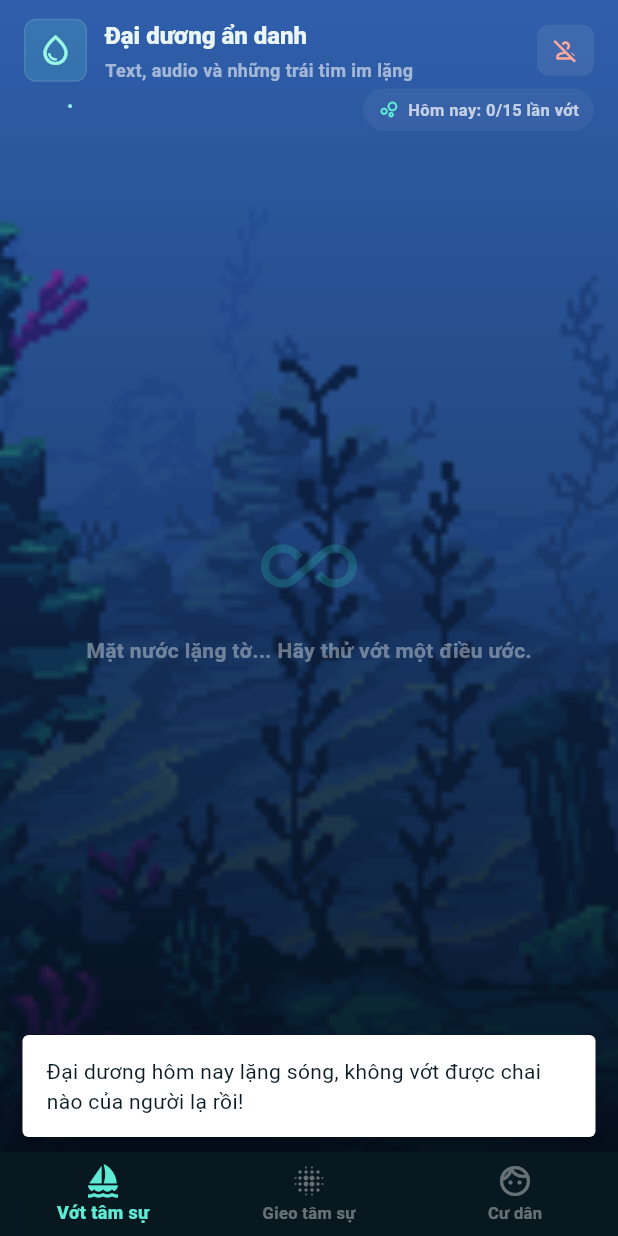
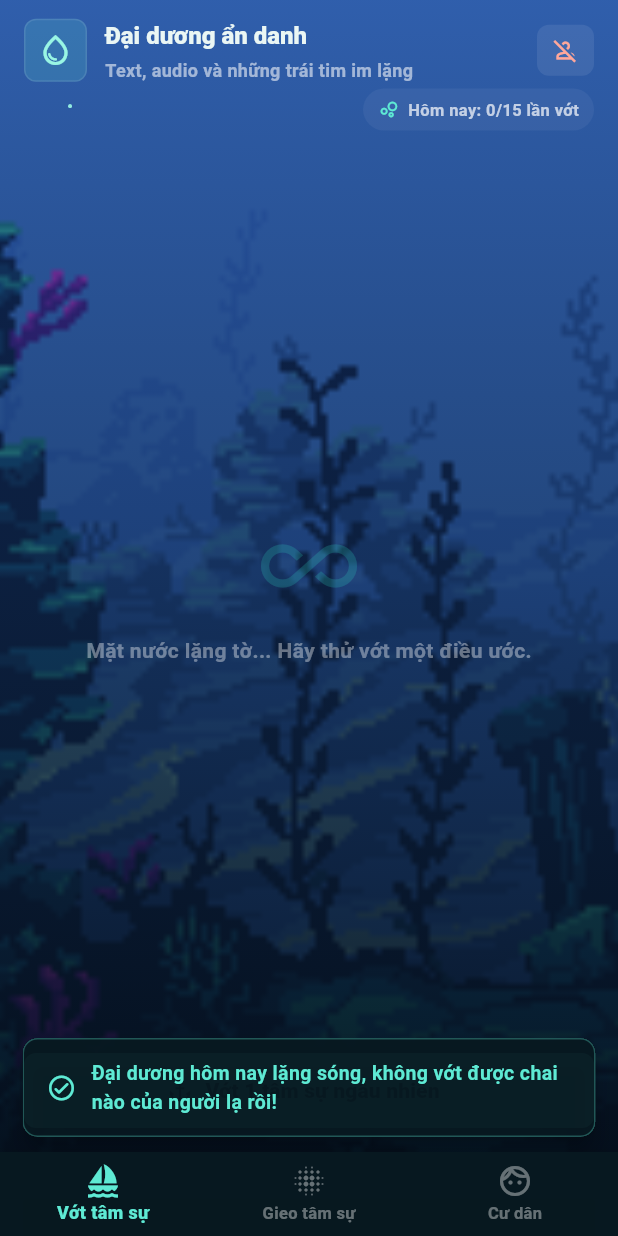
Before and after one commit to duongthienphu/the_void_ocean, a Flutter app: the OceanMobileScreen screen opened directly, after a tap on "Vớt 1 tâm sự ngẫu nhiên", on a phone screen of 412 x 824 dp. Run offline on Flutter 3.47's test engine with Material 3 defaults, Android fonts, the phone set to English and light mode, and no system bars; our stand-ins replace audioplayers, cloud_firestore, cloud_functions, firebase_auth, firebase_core; accounts and stored records are empty.

Commit message:
design: Redesign the SnackBar pop up in some features

```diff
--- a/lib/core/cloud_secret_service.dart
+++ b/lib/core/cloud_secret_service.dart
@@ -1,6 +1,7 @@
  import 'dart:math' as math;
   import 'package:cloud_firestore/cloud_firestore.dart';
   import 'game_logic.dart';
+  import 'package:ocean/core/ocean_snackbar.dart';
 
 class CloudSecretService {
   final FirebaseFirestore _firestore = FirebaseFirestore.instance;
--- /dev/null
+++ b/lib/core/ocean_snackbar.dart
@@ -0,0 +1,46 @@
+import 'package:flutter/material.dart';
+
+void showOceanSnackBar(
+  BuildContext context,
+  String message, {
+  bool isError = false,
+  Duration duration = const Duration(seconds: 3),
+}) {
+  ScaffoldMessenger.of(context).hideCurrentSnackBar();
+  ScaffoldMessenger.of(context).showSnackBar(
+    SnackBar(
+      content: Row(
+        children: [
+          Icon(
+            isError
+                ? Icons.info_outline_rounded
+                : Icons.check_circle_outline_rounded,
+            color: const Color(0xFF5EEAD4),
+            size: 20,
+          ),
+          const SizedBox(width: 10),
+          Expanded(
+            child: Text(
+              message,
+              style: const TextStyle(
+                color: Color(0xFF5EEAD4),
+                fontWeight: FontWeight.w700,
+                fontSize: 13,
+              ),
+            ),
+          ),
+        ],
+      ),
+      behavior: SnackBarBehavior.floating,
+      backgroundColor: const Color(0xFF071820).withValues(alpha: 0.96),
+      shape: RoundedRectangleBorder(
+        borderRadius: BorderRadius.circular(10),
+        side: BorderSide(
+          color: const Color(0xFF5EEAD4).withValues(alpha: 0.3),
+          width: 1,
+        ),
+      ),
+      duration: duration,
+    ),
+  );
+}
--- a/lib/features/gameplay/map_mobile.dart
+++ b/lib/features/gameplay/map_mobile.dart
@@ -10,6 +10,7 @@ import 'package:cloud_firestore/cloud_firestore.dart';
 import 'package:ocean/models/app_user.dart';
 import 'package:cloud_functions/cloud_functions.dart';
 import 'package:ocean/core/moderation_dialog.dart';
+import 'package:ocean/core/ocean_snackbar.dart';
 
 class OceanMobileScreen extends StatefulWidget {
   const OceanMobileScreen({super.key});
@@ -91,6 +92,11 @@ final ValueNotifier<int> _cooldownNotifier = ValueNotifier<int>(0);
     super.dispose();
   }
 
+  void _showOceanSnackBar(String message, {bool isError = false}) {
+    if (!mounted) return;
+  showOceanSnackBar(context, message, isError: isError);
+}
+
   void _startCooldown([int seconds = 30]) {
     _cooldownNotifier.value = seconds;
 
@@ -160,9 +166,7 @@ final ValueNotifier<int> _cooldownNotifier = ValueNotifier<int>(0);
     if (_cooldownNotifier.value > 0) return;
     final user = FirebaseAuth.instance.currentUser;
     if (user == null || _currentUser == null) {
-      ScaffoldMessenger.of(context).showSnackBar(
-        const SnackBar(content: Text('Vui lòng đăng nhập lại để thả tâm sự.')),
-      );
+      _showOceanSnackBar('Vui lòng đăng nhập lại để thả tâm sự.', isError: true);
       return;
     }
 
@@ -173,12 +177,7 @@ final ValueNotifier<int> _cooldownNotifier = ValueNotifier<int>(0);
 
       // Kiểm tra dung lượng kho chứa
       if (_currentUser!.availableStorageBytes < contentBytes) {
-        ScaffoldMessenger.of(context).showSnackBar(
-          const SnackBar(
-            content: Text('Kho chứa đại dương của bạn đã đầy!'),
-            backgroundColor: Color(0xFFEF4444),
-          ),
-        );
+        _showOceanSnackBar('Kho chứa đại dương của bạn đã đầy!', isError: true);
         return;
       }
       _startCooldown(30);
@@ -275,25 +274,14 @@ final ValueNotifier<int> _cooldownNotifier = ValueNotifier<int>(0);
         _textController.clear();
 
         if (mounted) {
-          ScaffoldMessenger.of(context).showSnackBar(
-            SnackBar(
-              content: Text('Đã thả tâm sự vào đại dương (-$contentBytes bytes).'),
-              behavior: SnackBarBehavior.floating,
-              backgroundColor: const Color(0xFF0B2B2C).withValues(alpha: 0.94),
-            ),
-          );
+          _showOceanSnackBar('Đã thả tâm sự vào đại dương (-$contentBytes bytes).');
         }
       } catch (e) {
-        if (mounted) Navigator.of(context).pop(); // Tắt loading nếu lỗi
-        if (mounted) {
-          ScaffoldMessenger.of(context).showSnackBar(
-            SnackBar(
-              content: Text(e.toString().replaceAll('Exception: ', '')),
-              behavior: SnackBarBehavior.floating,
-              backgroundColor: const Color(0xFFEF4444).withValues(alpha: 0.9),
-            ),
-          );
-        }
+        if (mounted) Navigator.of(context).pop();
+        _showOceanSnackBar(
+          e.toString().replaceAll('Exception: ', ''),
+          isError: true,
+        );
       }
       return;
     }
@@ -318,14 +306,7 @@ final ValueNotifier<int> _cooldownNotifier = ValueNotifier<int>(0);
       _isRecording = false;
       _recordingSeconds = 0;
     });
-
-    ScaffoldMessenger.of(context).showSnackBar(
-      SnackBar(
-        content: const Text('Đã thả audio vào đại dương.'),
-        behavior: SnackBarBehavior.floating,
-        backgroundColor: const Color(0xFF0B2B2C).withValues(alpha: 0.94),
-      ),
-    );
+    _showOceanSnackBar('Đã thả audio vào đại dương.');
   }
 
   void _toggleHeart(OceanSecret secret) {
@@ -340,9 +321,7 @@ final ValueNotifier<int> _cooldownNotifier = ValueNotifier<int>(0);
     await _globalAudioManager.disposePlayer();
     final user = FirebaseAuth.instance.currentUser;
     if (user == null) {
-      ScaffoldMessenger.of(context).showSnackBar(
-        const SnackBar(content: Text('Vui lòng đăng nhập để vớt tâm sự.')),
-      );
+      _showOceanSnackBar('Vui lòng đăng nhập để vớt tâm sự.', isError: true);
       return;
     }
 
@@ -368,12 +347,7 @@ final ValueNotifier<int> _cooldownNotifier = ValueNotifier<int>(0);
       // 4. Xử lý kết quả trả về để đưa ra giao diện công khai
       if (fishedSecret == null) {
         if (mounted) {
-          ScaffoldMessenger.of(context).showSnackBar(
-            const SnackBar(
-              content: Text('Đại dương hôm nay lặng sóng, không vớt được chai nào của người lạ rồi!'),
-              behavior: SnackBarBehavior.floating,
-            ),
-          );
+          _showOceanSnackBar('Đại dương hôm nay lặng sóng, không vớt được chai nào của người lạ rồi!');
         }
       } else {
         // Vớt thành công -> Cập nhật Object vào UI để widget _SecretBottleCard tự động vẽ
@@ -384,17 +358,10 @@ final ValueNotifier<int> _cooldownNotifier = ValueNotifier<int>(0);
     } catch (e) {
       // Tắt Loading nếu lỡ xảy ra lỗi hệ thống hoặc chạm ngưỡng 15 lượt
       if (mounted) Navigator.of(context).pop();
-
-      if (mounted) {
-        ScaffoldMessenger.of(context).showSnackBar(
-          SnackBar(
-            // Hiển thị nguyên văn chuỗi lỗi "Đã vớt đủ 15 thông điệp" bắn từ Firestore ra ngoài
-            content: Text(e.toString().replaceAll('Exception: ', '')),
-            behavior: SnackBarBehavior.floating,
-            backgroundColor: const Color(0xFFEF4444).withValues(alpha: 0.9),
-          ),
-        );
-      }
+      _showOceanSnackBar(
+        e.toString().replaceAll('Exception: ', ''),
+        isError: true,
+      );
     }
   }
   @override
@@ -804,9 +771,7 @@ class _OceanUserTab extends StatelessWidget {
                   subtitle: const Text('Thiết lập lại mật khẩu tài khoản', style: TextStyle(fontSize: 12)),
                   trailing: const Icon(Icons.chevron_right, size: 20, color: Colors.white38),
                   onTap: () {
-                    ScaffoldMessenger.of(context).showSnackBar(
-                      const SnackBar(content: Text('[UI] Mở trang đổi mật khẩu.')),
-                    );
+                    showOceanSnackBar(context, '[UI] Mở trang đổi mật khẩu.');
                   },
                 ),
                 const Divider(color: Colors.white10),
@@ -817,9 +782,7 @@ class _OceanUserTab extends StatelessWidget {
                   subtitle: const Text('Đồng bộ định danh thiết bị này làm gốc', style: TextStyle(fontSize: 12)),
                   trailing: const Icon(Icons.chevron_right, size: 20, color: Colors.white38),
                   onTap: () {
-                    ScaffoldMessenger.of(context).showSnackBar(
-                      const SnackBar(content: Text('[UI] Bật popup xác nhận đồng bộ mã Device ID mới.')),
-                    );
+                    showOceanSnackBar(context, '[UI] Bật popup xác nhận đồng bộ mã Device ID mới.');
                   },
                 ),
               ],
@@ -858,9 +821,7 @@ class _OceanUserTab extends StatelessWidget {
                   height: 46,
                   child: OutlinedButton.icon(
                     onPressed: () {
-                      ScaffoldMessenger.of(context).showSnackBar(
-                        const SnackBar(content: Text('[UI] Bật popup xác nhận xóa tài khoản vĩnh viễn.')),
-                      );
+                      showOceanSnackBar(context, '[UI] Bật popup xác nhận xóa tài khoản vĩnh viễn.', isError: true);
                     },
                     style: OutlinedButton.styleFrom(
                       foregroundColor: const Color(0xFFFFA79A),
```
